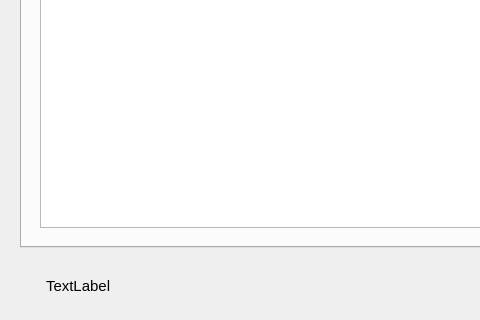
The window that server/server.ui (valueerrorx/life-exam) describes before a commit, drawn with Qt 5; both pictures show x 0 to 480 and y 356 to 676 of the 924 by 676 pixel window.
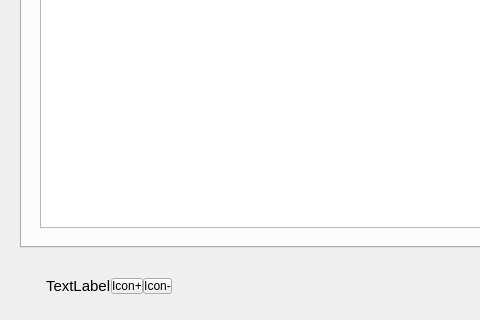
The same window after the commit. Icons and pictures are not drawn.

What changed in the file:
```diff
--- a/server/server.ui
+++ b/server/server.ui
@@ -2480,6 +2480,20 @@
            </property>
           </widget>
          </item>
+         <item>
+          <widget class="QPushButton" name="pushButton">
+           <property name="text">
+            <string>Icon+</string>
+           </property>
+          </widget>
+         </item>
+         <item>
+          <widget class="QPushButton" name="pushButton_2">
+           <property name="text">
+            <string>Icon-</string>
+           </property>
+          </widget>
+         </item>
          <item>
           <spacer name="horizontalSpacer_2">
            <property name="orientation">
```
